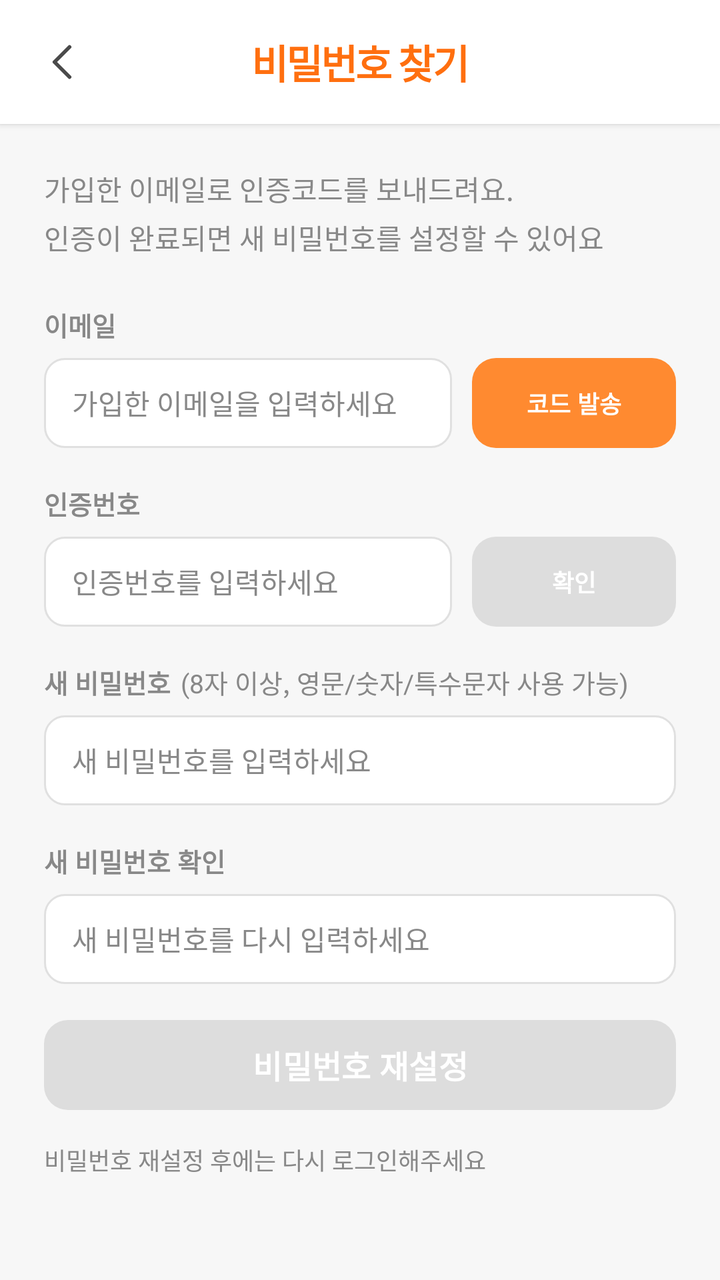
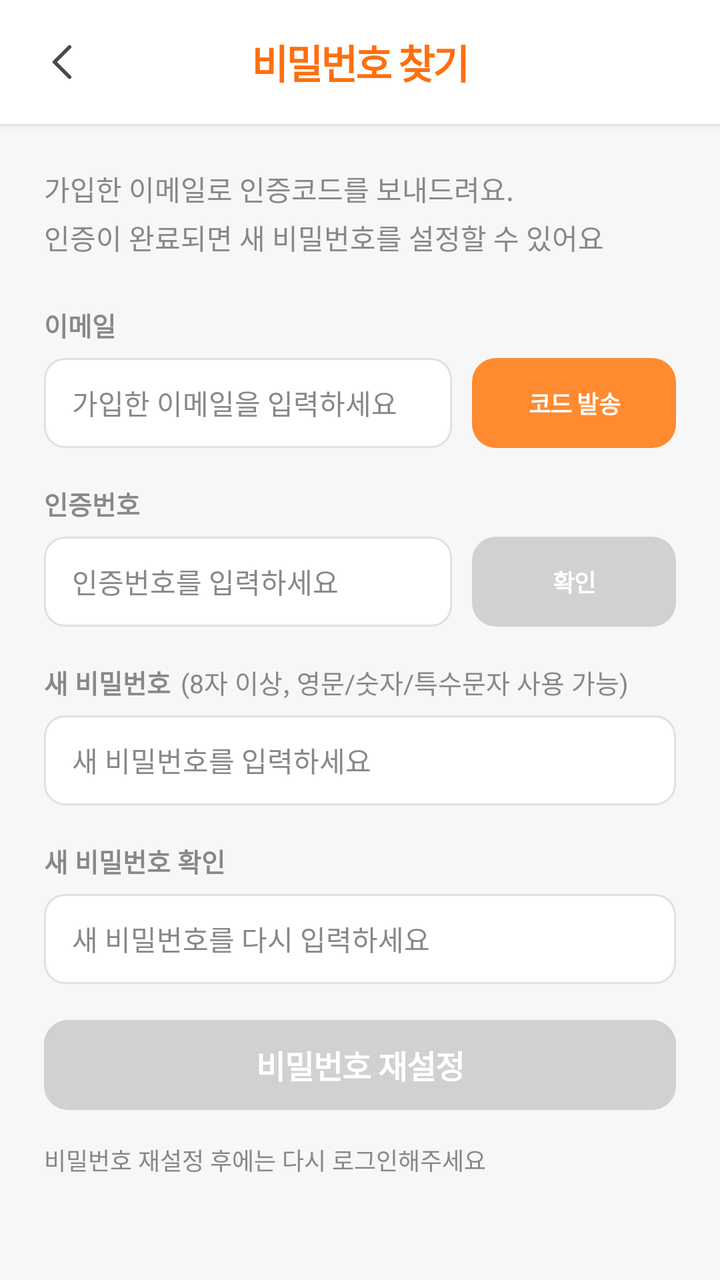

Two renders of the same Android screen: before a commit and after it. Below are the layout's source before the change and the commit's diff.
<!-- AndroidManifest.xml: application theme Theme.Honbabapp -->
<!-- res/layout/activity_forgot_password.xml -->
<?xml version="1.0" encoding="utf-8"?>
<LinearLayout xmlns:android="http://schemas.android.com/apk/res/android"
    android:layout_width="match_parent"
    android:layout_height="match_parent"
    android:orientation="vertical"
    android:background="@color/bg_200">

    
    <LinearLayout
        android:layout_width="match_parent"
        android:layout_height="wrap_content"
        android:orientation="horizontal"
        android:gravity="center_vertical"
        android:padding="16dp"
        android:background="@color/bg_100"
        android:elevation="2dp">

        <ImageButton
            android:id="@+id/btn_back"
            android:layout_width="30dp"
            android:layout_height="30dp"
            android:src="@drawable/ic_arrow_back"
            android:scaleType="centerCrop"
            android:background="@color/white"
            android:layout_marginEnd="12dp"
            android:contentDescription="뒤로가기" />

        <TextView
            android:layout_width="0dp"
            android:layout_height="wrap_content"
            android:layout_weight="1"
            android:text="비밀번호 찾기"
            android:textColor="@color/primary_200"
            android:textSize="20sp"
            android:textStyle="bold"
            android:gravity="center"
            android:letterSpacing="-0.05"
            android:layout_marginEnd="42dp" />

    </LinearLayout>

    <ScrollView
        android:layout_width="match_parent"
        android:layout_height="match_parent"
        android:fillViewport="true"
        android:scrollbars="none">

        <LinearLayout
            android:layout_width="match_parent"
            android:layout_height="wrap_content"
            android:orientation="vertical"
            android:padding="22dp">

            
            <TextView
                android:layout_width="wrap_content"
                android:layout_height="wrap_content"
                android:text="가입한 이메일로 인증코드를 보내드려요.\n인증이 완료되면 새 비밀번호를 설정할 수 있어요"
                android:textColor="@color/text_200"
                android:textSize="14sp"
                android:lineSpacingExtra="4dp"
                android:layout_marginBottom="24dp" />

            
            <TextView
                android:layout_width="wrap_content"
                android:layout_height="wrap_content"
                android:text="이메일"
                android:textColor="@color/text_200"
                android:textSize="13sp"
                android:textStyle="bold"
                android:layout_marginBottom="7dp" />

            <LinearLayout
                android:layout_width="match_parent"
                android:layout_height="wrap_content"
                android:orientation="horizontal"
                android:layout_marginBottom="18dp">

                <LinearLayout
                    android:layout_width="0dp"
                    android:layout_weight="2"
                    android:layout_height="wrap_content"
                    android:orientation="vertical"
                    android:layout_marginEnd="10dp">

                    <EditText
                        android:id="@+id/et_email"
                        android:layout_width="match_parent"
                        android:layout_height="45dp"
                        android:hint="가입한 이메일을 입력하세요"
                        android:textColorHint="@color/text_200"
                        android:textColor="@color/text_100"
                        android:textSize="14sp"
                        android:inputType="textEmailAddress"
                        android:background="@drawable/edittext_background"
                        android:paddingHorizontal="14dp" />

                    
                    <TextView
                        android:id="@+id/tv_email_check_result"
                        android:layout_width="wrap_content"
                        android:layout_height="wrap_content"
                        android:textSize="11sp"
                        android:layout_marginTop="4dp"
                        android:visibility="gone" />

                </LinearLayout>

                <Button
                    android:id="@+id/btn_send_code"
                    android:layout_width="0dp"
                    android:layout_height="45dp"
                    android:layout_weight="1"
                    android:text="코드 발송"
                    android:textColor="@color/white"
                    android:textSize="12sp"
                    android:textStyle="bold"
                    android:background="@drawable/button_primary_background"
                    android:minWidth="80dp" />

            </LinearLayout>

            
            <TextView
                android:layout_width="wrap_content"
                android:layout_height="wrap_content"
                android:text="인증번호"
                android:textColor="@color/text_200"
                android:textSize="13sp"
                android:textStyle="bold"
                android:layout_marginBottom="7dp" />

            <LinearLayout
                android:layout_width="match_parent"
                android:layout_height="wrap_content"
                android:orientation="horizontal"
                android:layout_marginBottom="18dp">

                <LinearLayout
                    android:layout_width="0dp"
                    android:layout_weight="2"
                    android:layout_height="wrap_content"
                    android:orientation="vertical"
                    android:layout_marginEnd="10dp">

                    <EditText
                        android:id="@+id/et_code"
                        android:layout_width="match_parent"
                        android:layout_height="45dp"
                        android:hint="인증번호를 입력하세요"
                        android:textColorHint="@color/text_200"
                        android:textColor="@color/text_100"
                        android:textSize="14sp"
                        android:inputType="number"
                        android:maxLength="6"
                        android:enabled="false"
                        android:background="@drawable/edittext_background"
                        android:paddingHorizontal="14dp" />

                    
                    <TextView
                        android:id="@+id/tv_verify_code_result"
                        android:layout_width="wrap_content"
                        android:layout_height="wrap_content"
                        android:textSize="11sp"
                        android:layout_marginTop="4dp"
                        android:visibility="gone" />

                    
                    <TextView
                        android:id="@+id/tv_verification_timer"
                        android:layout_width="wrap_content"
                        android:layout_height="wrap_content"
                        android:textSize="11sp"
                        android:layout_marginTop="4dp"
                        android:visibility="gone" />

                </LinearLayout>

                <Button
                    android:id="@+id/btn_verify_code"
                    android:layout_width="0dp"
                    android:layout_height="45dp"
                    android:layout_weight="1"
                    android:text="확인"
                    android:textColor="@color/white"
                    android:textSize="12sp"
                    android:textStyle="bold"
                    android:background="@drawable/button_primary_background"
                    android:minWidth="80dp"
                    android:enabled="false" />

            </LinearLayout>

            
            <LinearLayout
                android:layout_width="wrap_content"
                android:layout_height="wrap_content"
                android:orientation="horizontal">

                <TextView
                    android:layout_width="wrap_content"
                    android:layout_height="wrap_content"
                    android:text="새 비밀번호"
                    android:textColor="@color/text_200"
                    android:textSize="13sp"
                    android:textStyle="bold"
                    android:layout_marginBottom="7dp" />

                <TextView
                    android:layout_width="wrap_content"
                    android:layout_height="wrap_content"
                    android:text="(8자 이상, 영문/숫자/특수문자 사용 가능)"
                    android:textColor="@color/text_200"
                    android:textSize="13sp"
                    android:layout_marginStart="5dp"
                    android:layout_marginBottom="7dp" />

            </LinearLayout>

            <EditText
                android:id="@+id/et_new_password"
                android:layout_width="match_parent"
                android:layout_height="45dp"
                android:hint="새 비밀번호를 입력하세요"
                android:textColorHint="@color/text_200"
                android:textColor="@color/text_100"
                android:textSize="14sp"
                android:inputType="textPassword"
                android:enabled="false"
                android:background="@drawable/edittext_background"
                android:paddingHorizontal="14dp"
                android:layout_marginBottom="18dp"
                android:maxLength="14" />

            
            <TextView
                android:layout_width="wrap_content"
                android:layout_height="wrap_content"
                android:text="새 비밀번호 확인"
                android:textColor="@color/text_200"
                android:textSize="13sp"
                android:textStyle="bold"
                android:layout_marginBottom="7dp" />

            <EditText
                android:id="@+id/et_confirm_password"
                android:layout_width="match_parent"
                android:layout_height="45dp"
                android:hint="새 비밀번호를 다시 입력하세요"
                android:textColorHint="@color/text_200"
                android:textColor="@color/text_100"
                android:textSize="14sp"
                android:inputType="textPassword"
                android:enabled="false"
                android:background="@drawable/edittext_background"
                android:paddingHorizontal="14dp"
                android:layout_marginBottom="18dp"
                android:maxLength="14" />

            
            <TextView
                android:id="@+id/tv_password_match"
                android:layout_width="wrap_content"
                android:layout_height="wrap_content"
                android:textSize="11sp"
                android:layout_marginTop="-10dp"
                android:layout_marginBottom="14dp"
                android:visibility="gone" />

            
            <Button
                android:id="@+id/btn_reset_password"
                android:layout_width="match_parent"
                android:layout_height="45dp"
                android:text="비밀번호 재설정"
                android:textColor="@color/white"
                android:textSize="16sp"
                android:textStyle="bold"
                android:enabled="false"
                android:background="@drawable/button_primary_background"
                android:elevation="2dp"
                android:layout_marginBottom="16dp" />

            
            <TextView
                android:layout_width="wrap_content"
                android:layout_height="wrap_content"
                android:text="비밀번호 재설정 후에는 다시 로그인해주세요"
                android:textColor="@color/text_200"
                android:textSize="12sp"
                android:lineSpacingExtra="3dp" />

        </LinearLayout>

    </ScrollView>

</LinearLayout>
<!-- resources referenced by this layout -->
<resources>
  <color name="bg_100">#FFFFFF</color>
  <color name="bg_200">#F7F7F7</color>
  <color name="primary_200">#FF6F0F</color>
  <color name="text_100">#222222</color>
  <color name="text_200">#888888</color>
  <color name="white">#FFFFFFFF</color>
  <!-- drawable button_primary_background (drawable) -->
  <?xml version="1.0" encoding="utf-8"?>
  <shape xmlns:android="http://schemas.android.com/apk/res/android">
      <solid android:color="@color/primary_100" />
      <corners android:radius="12dp" />
  </shape>
  <!-- drawable edittext_background (drawable) -->
  <?xml version="1.0" encoding="utf-8"?>
  <selector xmlns:android="http://schemas.android.com/apk/res/android">
  
  
      <item android:state_focused="true">
          <shape android:shape="rectangle">
              <solid android:color="@color/bg_100"/>
              <corners android:radius="10dp"/>
              <stroke
                  android:width="2dp"
                  android:color="@color/primary_100"/>
          </shape>
      </item>
  
  
      <item>
          <shape android:shape="rectangle">
              <solid android:color="@color/bg_100"/>
              <corners android:radius="10dp"/>
              <stroke
                  android:width="1dp"
                  android:color="@color/border_100"/>
          </shape>
      </item>
  
  </selector>
  <!-- drawable ic_arrow_back (drawable) -->
  <vector xmlns:android="http://schemas.android.com/apk/res/android"
      android:width="24dp"
      android:height="24dp"
      android:viewportWidth="24"
      android:viewportHeight="24">
  
    <path
        android:pathData="M15,18L9,12L15,6"
        android:strokeColor="#4A4A4A"
        android:strokeWidth="1.5"
        android:strokeLineCap="round"
        android:strokeLineJoin="round"
        android:fillColor="@android:color/transparent"/>
  </vector>
  <style name="Theme.Honbabapp" parent="Base.Theme.Honbabapp">
          <item name="android:windowIsTranslucent">true</item>
      </style>
  <color name="primary_100">#FF8A30</color>
  <color name="border_100">#E0E0E0</color>
  <style name="Base.Theme.Honbabapp" parent="Theme.Material3.Light.NoActionBar">
          
          <item name="colorPrimary">@color/primary_100</item>
          <item name="colorPrimaryVariant">@color/primary_200</item>
          <item name="colorOnPrimary">@android:color/white</item>
  
          
          <item name="colorSecondary">@color/accent_100</item>
          <item name="colorSecondaryVariant">@color/accent_200</item>
          <item name="colorOnSecondary">@android:color/white</item>
  
          
          <item name="android:colorBackground">@color/bg_100</item>
          <item name="colorSurface">@color/white</item>
          <item name="colorOnSurface">@color/text_100</item>
  
          
          <item name="android:statusBarColor">@android:color/white</item>
          <item name="android:windowLightStatusBar">true</item>
          
      </style>
  <color name="accent_100">#00C7AE</color>
  <color name="accent_200">#2B2B2B</color>
</resources>

<!-- the commit's change to res/layout/activity_forgot_password.xml (unified diff, before → after) -->
@@ -109,14 +109,12 @@
 
                 <Button
                     android:id="@+id/btn_send_code"
+                    style="@style/Widget.Honbab.Button.Primary"
                     android:layout_width="0dp"
                     android:layout_height="45dp"
                     android:layout_weight="1"
                     android:text="코드 발송"
-                    android:textColor="@color/white"
                     android:textSize="12sp"
-                    android:textStyle="bold"
-                    android:background="@drawable/button_primary_background"
                     android:minWidth="80dp" />
 
             </LinearLayout>
@@ -180,14 +178,12 @@
 
                 <Button
                     android:id="@+id/btn_verify_code"
+                    style="@style/Widget.Honbab.Button.Primary"
                     android:layout_width="0dp"
                     android:layout_height="45dp"
                     android:layout_weight="1"
                     android:text="확인"
-                    android:textColor="@color/white"
                     android:textSize="12sp"
-                    android:textStyle="bold"
-                    android:background="@drawable/button_primary_background"
                     android:minWidth="80dp"
                     android:enabled="false" />
 
@@ -272,14 +268,12 @@
             
             <Button
                 android:id="@+id/btn_reset_password"
+                style="@style/Widget.Honbab.Button.Primary"
                 android:layout_width="match_parent"
                 android:layout_height="45dp"
                 android:text="비밀번호 재설정"
-                android:textColor="@color/white"
                 android:textSize="16sp"
-                android:textStyle="bold"
                 android:enabled="false"
-                android:background="@drawable/button_primary_background"
                 android:elevation="2dp"
                 android:layout_marginBottom="16dp" />
 
<!-- resource entries referenced after the edit -->
@@ -6,12 +6,6 @@
   <color name="text_100">#222222</color>
   <color name="text_200">#888888</color>
   <color name="white">#FFFFFFFF</color>
-  <!-- drawable button_primary_background (drawable) -->
-  <?xml version="1.0" encoding="utf-8"?>
-  <shape xmlns:android="http://schemas.android.com/apk/res/android">
-      <solid android:color="@color/primary_100" />
-      <corners android:radius="12dp" />
-  </shape>
   <!-- drawable edittext_background (drawable) -->
   <?xml version="1.0" encoding="utf-8"?>
   <selector xmlns:android="http://schemas.android.com/apk/res/android">
@@ -54,11 +48,25 @@
         android:strokeLineJoin="round"
         android:fillColor="@android:color/transparent"/>
   </vector>
+  <style name="Widget.Honbab.Button.Primary" parent="Widget.Honbab.Button">
+          <item name="android:textColor">@color/white</item>
+          <item name="backgroundTint">@color/primary_button_bg</item>
+      </style>
   <style name="Theme.Honbabapp" parent="Base.Theme.Honbabapp">
           <item name="android:windowIsTranslucent">true</item>
       </style>
   <color name="primary_100">#FF8A30</color>
   <color name="border_100">#E0E0E0</color>
+  <style name="Widget.Honbab.Button" parent="Widget.Material3.Button">
+          <item name="android:layout_height">50dp</item>
+          <item name="android:textSize">16sp</item>
+          <item name="android:textStyle">bold</item>
+          <item name="android:letterSpacing">-0.02</item>
+          <item name="cornerRadius">12dp</item>
+          <item name="elevation">0dp</item>
+          <item name="android:insetTop">0dp</item>
+          <item name="android:insetBottom">0dp</item>
+      </style>
   <style name="Base.Theme.Honbabapp" parent="Theme.Material3.Light.NoActionBar">
           
           <item name="colorPrimary">@color/primary_100</item>
